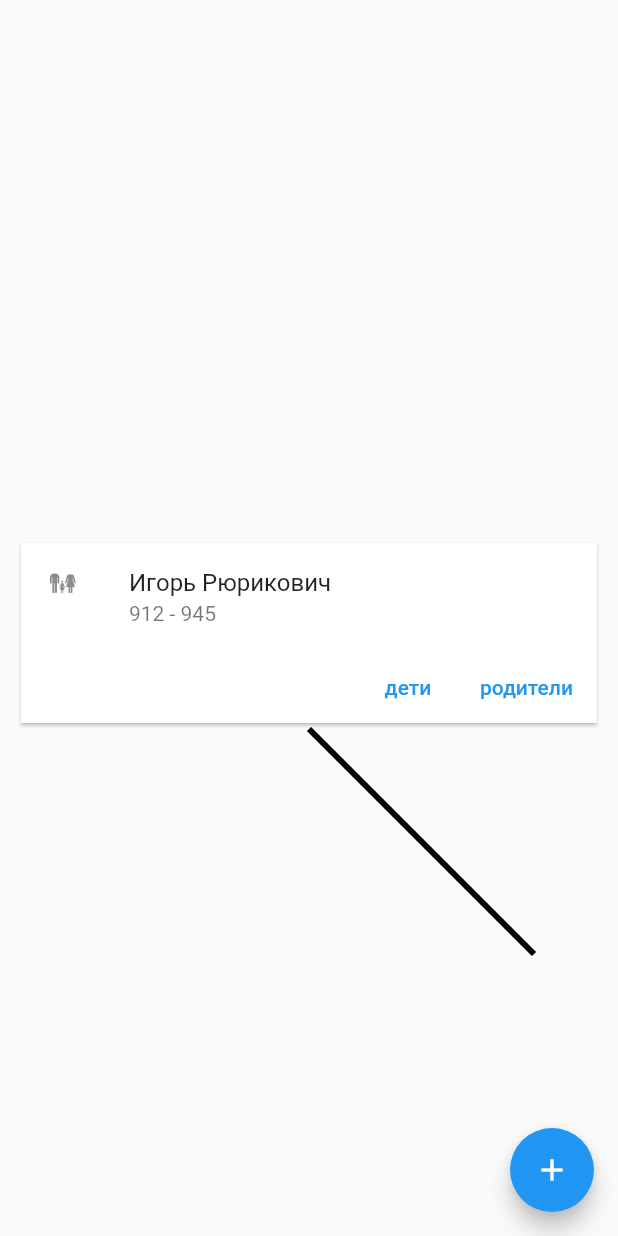
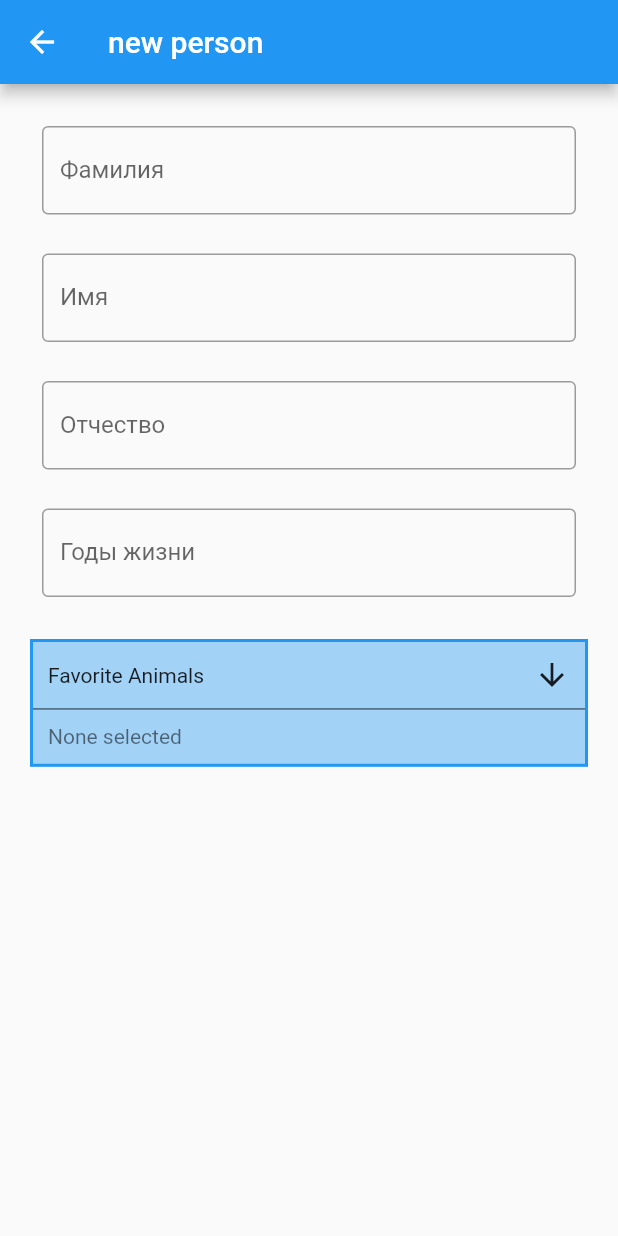
Before and after one commit to shifanyer/family_guys, a Flutter app: the CardPage screen opened directly, after a tap on the "add" icon, on a phone screen of 412 x 824 dp. Run offline on Flutter 3.47's test engine with Material 2 defaults, Android fonts, the phone set to English and light mode, and no system bars; drawn by our look-alikes of multi_select_flutter; our stand-ins replace firebase_core, firebase_database, syncfusion_flutter_datepicker; accounts and stored records are empty.

Commit message:
Выбор дат рождения и смерти

```diff
--- a/lib/card_page.dart
+++ b/lib/card_page.dart
@@ -5,9 +5,10 @@ import 'package:flutter/material.dart';
 import 'db_methods/db_main_methods.dart';
 import 'info_objects/person_info.dart';
 import 'lines/lines.dart';
+import 'fill_info/create_person.dart';
 import 'person_card/person_card.dart';
 
-class CardPage extends StatefulWidget{
+class CardPage extends StatefulWidget {
   final PersonInfo personInfo;
 
   const CardPage({Key? key, required this.personInfo}) : super(key: key);
@@ -34,15 +35,14 @@ class _CardPageState extends State<CardPage> {
       floatingActionButton: FloatingActionButton(
         onPressed: () async {
           // DbMainMethods.uploadPerson(widget.personInfo);
-          var downloadedMapInfo = await DbMainMethods.downloadPerson('-Mc61goe-2Chxq_-Uwmi');
-          var downloadedPersonInfo = DbMainMethods.makePersonInfo(downloadedMapInfo);
+          // var downloadedMapInfo = await DbMainMethods.downloadPerson('-Mc61goe-2Chxq_-Uwmi');
+          // var downloadedPersonInfo = DbMainMethods.makePersonInfo(downloadedMapInfo);
           Navigator.push(
               context,
               CupertinoPageRoute(
-                  builder: (context) => CardPage(
-                    personInfo: downloadedPersonInfo,
-                  )));
-
+                  builder: (context) => SelectPage(
+                        title: 'new person',
+                      )));
         },
         child: Icon(Icons.add),
       ), // This trailing comma makes auto-formatting nicer for build methods.
--- /dev/null
+++ b/lib/fill_info/create_person.dart
@@ -0,0 +1,229 @@
+import 'package:flutter/cupertino.dart';
+import 'package:flutter/material.dart';
+import 'package:multi_select_flutter/multi_select_flutter.dart';
+import 'package:syncfusion_flutter_datepicker/datepicker.dart';
+
+import 'date_choose.dart';
+
+class Animal {
+  final int id;
+  final String name;
+
+  Animal({
+    required this.id,
+    required this.name,
+  });
+}
+
+class SelectPage extends StatefulWidget {
+  SelectPage({Key? key, required this.title}) : super(key: key);
+  final String title;
+
+  @override
+  _SelectPageState createState() => _SelectPageState();
+}
+
+class _SelectPageState extends State<SelectPage> {
+  static List<Animal> _animals = [
+    Animal(id: 1, name: "Lion"),
+    Animal(id: 2, name: "Flamingo"),
+    Animal(id: 3, name: "Hippo"),
+    Animal(id: 4, name: "Horse"),
+    Animal(id: 5, name: "Tiger"),
+    Animal(id: 6, name: "Penguin"),
+    Animal(id: 7, name: "Spider"),
+    Animal(id: 8, name: "Snake"),
+    Animal(id: 9, name: "Bear"),
+    Animal(id: 10, name: "Beaver"),
+    Animal(id: 11, name: "Cat"),
+    Animal(id: 12, name: "Fish"),
+    Animal(id: 13, name: "Rabbit"),
+    Animal(id: 14, name: "Mouse"),
+    Animal(id: 15, name: "Dog"),
+    Animal(id: 16, name: "Zebra"),
+    Animal(id: 17, name: "Cow"),
+    Animal(id: 18, name: "Frog"),
+    Animal(id: 19, name: "Blue Jay"),
+    Animal(id: 20, name: "Moose"),
+    Animal(id: 21, name: "Gecko"),
+    Animal(id: 22, name: "Kangaroo"),
+    Animal(id: 23, name: "Shark"),
+    Animal(id: 24, name: "Crocodile"),
+    Animal(id: 25, name: "Owl"),
+    Animal(id: 26, name: "Dragonfly"),
+    Animal(id: 27, name: "Dolphin"),
+  ];
+  final _items = _animals.map((animal) => MultiSelectItem<Animal>(animal, animal.name)).toList();
+
+  List _selectedAnimals = [];
+  List _selectedAnimals2 = [];
+  List _selectedAnimals3 = [];
+
+  List _selectedAnimals4 = [];
+  List _selectedAnimals5 = [];
+  final _multiSelectKey = GlobalKey<FormFieldState>();
+  late TextEditingController nameController;
+  late TextEditingController surnameController;
+  late TextEditingController patronymicController;
+  late TextEditingController birthDateController;
+  late TextEditingController deathDateController;
+  PickerDateRange datesRange = PickerDateRange(DateTime.now(), DateTime.now());
+
+  @override
+  void initState() {
+    // _selectedAnimals5 = _animals;
+    nameController = TextEditingController();
+    patronymicController = TextEditingController();
+    surnameController = TextEditingController();
+    birthDateController = TextEditingController();
+    deathDateController = TextEditingController();
+    super.initState();
+  }
+
+  @override
+  Widget build(BuildContext context) {
+    return Scaffold(
+      appBar: AppBar(
+        title: Text(widget.title),
+      ),
+      body: SingleChildScrollView(
+        child: Container(
+          alignment: Alignment.center,
+          padding: EdgeInsets.all(20),
+          child: Column(
+            children: <Widget>[
+              Center(
+                child: Padding(
+                  padding: const EdgeInsets.all(8.0),
+                  child: TextField(
+                    controller: surnameController,
+                    decoration: InputDecoration(border: OutlineInputBorder(), labelText: 'Фамилия', hintText: 'Введите фамилию'),
+                  ),
+                ),
+              ),
+              SizedBox(height: 10),
+              Center(
+                child: Padding(
+                  padding: const EdgeInsets.all(8.0),
+                  child: TextField(
+                    controller: nameController,
+                    decoration: InputDecoration(border: OutlineInputBorder(), labelText: 'Имя', hintText: 'Введите имя'),
+                  ),
+                ),
+              ),
+              SizedBox(height: 10),
+              Center(
+                child: Padding(
+                  padding: const EdgeInsets.all(8.0),
+                  child: TextField(
+                    controller: patronymicController,
+                    decoration: InputDecoration(border: OutlineInputBorder(), labelText: 'Отчество', hintText: 'Введите Отчество'),
+                  ),
+                ),
+              ),
+              SizedBox(height: 10),
+              Center(
+                child: Padding(
+                  padding: const EdgeInsets.all(8.0),
+                  child: TextField(
+                    controller: birthDateController,
+                    onTap: () async {
+                      await Navigator.push(
+                          context,
+                          CupertinoPageRoute(
+                              builder: (context) => ChooseDate(
+                                    datesRange: (newTime) {
+                                      datesRange = newTime;
+                                    },
+                                  )));
+                      setState(() {
+                        birthDateController.text = humanReadable(datesRange);
+                      });
+                    },
+                    decoration: InputDecoration(
+                      border: OutlineInputBorder(),
+                      labelText: 'Годы жизни',
+                    ),
+                  ),
+                ),
+              ),
+              SizedBox(
+                width: 10,
+              ),
+              SizedBox(height: 20),
+              Container(
+                decoration: BoxDecoration(
+                  color: Theme.of(context).primaryColor.withOpacity(.4),
+                  border: Border.all(
+                    color: Theme.of(context).primaryColor,
+                    width: 2,
+                  ),
+                ),
+                child: Column(
+                  children: <Widget>[
+                    MultiSelectBottomSheetField(
+                      initialChildSize: 0.4,
+                      listType: MultiSelectListType.CHIP,
+                      searchable: true,
+                      buttonText: Text("Favorite Animals"),
+                      title: Text("Animals"),
+                      items: _items,
+                      onConfirm: (values) {
+                        _selectedAnimals2 = [];
+                        for (var animal in values) {
+                          print('animal.runtimeType.toString(): ${animal.runtimeType.toString()}');
+                          if (animal.runtimeType.toString() == 'Animal') {
+                            _selectedAnimals2.add(animal as Animal);
+                          }
+                        }
+                        // _selectedAnimals2 = (values as List<Animal>);
+                      },
+                      chipDisplay: MultiSelectChipDisplay(
+                        onTap: (value) {
+                          setState(() {
+                            _selectedAnimals2.remove(value);
+                          });
+                        },
+                      ),
+                    ),
+                    _selectedAnimals2 == null || _selectedAnimals2.isEmpty
+                        ? Container(
+                            padding: EdgeInsets.all(10),
+                            alignment: Alignment.centerLeft,
+                            child: Text(
+                              "None selected",
+                              style: TextStyle(color: Colors.black54),
+                            ))
+                        : Container(),
+                  ],
+                ),
+              ),
+              /*
+              MultiSelectDialogField(
+                onConfirm: (val) {
+                  _selectedAnimals5 = [];
+                  for (var animal in val) {
+                    print('animal.runtimeType.toString(): ${animal.runtimeType.toString()}');
+                    if (animal.runtimeType.toString() == 'Animal') {
+                      _selectedAnimals5.add(animal as Animal);
+                    }
+                  }
+                  // _selectedAnimals5 = (val as List<Animal>);
+                },
+                items: _items,
+                initialValue: _selectedAnimals5, // setting the value of this in initState() to pre-select values.
+              ),
+              */
+            ],
+          ),
+        ),
+      ),
+    );
+  }
+
+  humanReadable(PickerDateRange dates) {
+    return "${dates.startDate?.day ?? '?'}.${dates.startDate?.month ?? '?'}.${dates.startDate?.year ?? '?'}" +
+        " - " +
+        "${dates.endDate?.day ?? '?'}.${dates.endDate?.month ?? '?'}.${dates.endDate?.year ?? '?'}";
+  }
+}
--- /dev/null
+++ b/lib/fill_info/date_choose.dart
@@ -0,0 +1,100 @@
+import 'package:flutter/material.dart';
+import 'package:intl/intl.dart';
+import 'package:syncfusion_flutter_datepicker/datepicker.dart';
+
+/// My app class to display the date range picker
+class ChooseDate extends StatefulWidget {
+  final ValueChanged<PickerDateRange> datesRange;
+
+  const ChooseDate({Key? key, required this.datesRange}) : super(key: key);
+
+  @override
+  ChooseDateState createState() => ChooseDateState();
+}
+
+/// State for MyApp
+class ChooseDateState extends State<ChooseDate> {
+  String _selectedDate = '';
+  String _dateCount = '';
+  String _range = '';
+  String _rangeCount = '';
+
+  /// The method for [DateRangePickerSelectionChanged] callback, which will be
+  /// called whenever a selection changed on the date picker widget.
+  void _onSelectionChanged(DateRangePickerSelectionChangedArgs args) {
+    /// The argument value will return the changed date as [DateTime] when the
+    /// widget [SfDateRangeSelectionMode] set as single.
+    ///
+    /// The argument value will return the changed dates as [List<DateTime>]
+    /// when the widget [SfDateRangeSelectionMode] set as multiple.
+    ///
+    /// The argument value will return the changed range as [PickerDateRange]
+    /// when the widget [SfDateRangeSelectionMode] set as range.
+    ///
+    /// The argument value will return the changed ranges as
+    /// [List<PickerDateRange] when the widget [SfDateRangeSelectionMode] set as
+    /// multi range.
+    setState(() {
+      if (args.value is PickerDateRange) {
+        _range = DateFormat('dd/MM/yyyy').format(args.value.startDate).toString() +
+            ' - ' +
+            DateFormat('dd/MM/yyyy').format(args.value.endDate ?? args.value.startDate).toString();
+      } else if (args.value is DateTime) {
+        _selectedDate = args.value.toString();
+      } else if (args.value is List<DateTime>) {
+        _dateCount = args.value.length.toString();
+      } else {
+        _rangeCount = args.value.length.toString();
+      }
+    });
+  }
+
+  @override
+  Widget build(BuildContext context) {
+    return MaterialApp(
+        home: Scaffold(
+            appBar: AppBar(
+              title: const Text('DatePicker demo'),
+            ),
+            body: Stack(
+              children: <Widget>[
+                /*
+                Positioned(
+                  left: 0,
+                  right: 0,
+                  top: 0,
+                  height: 80,
+                  child: Column(
+                    mainAxisAlignment: MainAxisAlignment.spaceEvenly,
+                    mainAxisSize: MainAxisSize.min,
+                    crossAxisAlignment: CrossAxisAlignment.start,
+                    children: <Widget>[
+                      Text('Selected date: ' + _selectedDate),
+                      Text('Selected date count: ' + _dateCount),
+                      Text('Selected range: ' + _range),
+                      Text('Selected ranges count: ' + _rangeCount)
+                    ],
+                  ),
+                ),
+                */
+                Positioned(
+                  left: 0,
+                  top: 80,
+                  right: 0,
+                  bottom: 0,
+                  child: SfDateRangePicker(
+                    showActionButtons: true,
+                    onSubmit: (value) {
+                      widget.datesRange(value as PickerDateRange);
+                      Navigator.pop(context);
+                    },
+                    onSelectionChanged: _onSelectionChanged,
+                    selectionMode: DateRangePickerSelectionMode.range,
+                    initialSelectedRange:
+                        PickerDateRange(DateTime.now().subtract(const Duration(days: 4)), DateTime.now().add(const Duration(days: 3))),
+                  ),
+                )
+              ],
+            )));
+  }
+}
--- a/lib/person_card/person_card.dart
+++ b/lib/person_card/person_card.dart
@@ -2,7 +2,7 @@ import 'package:family_guys/card_page.dart';
 import 'package:family_guys/info_objects/date.dart';
 import 'package:family_guys/info_objects/person_info.dart';
 import 'package:family_guys/my_icons.dart';
-import 'package:family_guys/person_card/select_list.dart';
+import 'select_list.dart';
 import 'package:firebase_database/firebase_database.dart';
 import 'package:flutter/cupertino.dart';
 import 'package:flutter/material.dart';
--- a/pubspec.yaml
+++ b/pubspec.yaml
@@ -25,6 +25,8 @@ dependencies:
     sdk: flutter
   firebase_core: ^1.3.0
   firebase_database: ^7.1.1
+  multi_select_flutter: ^4.0.0
+  syncfusion_flutter_datepicker: ^19.1.67-beta
 
 
   # The following adds the Cupertino Icons font to your application.
```
Also changed, not shown: lib/person_card/create_person.dart (deleted), pubspec.lock.
